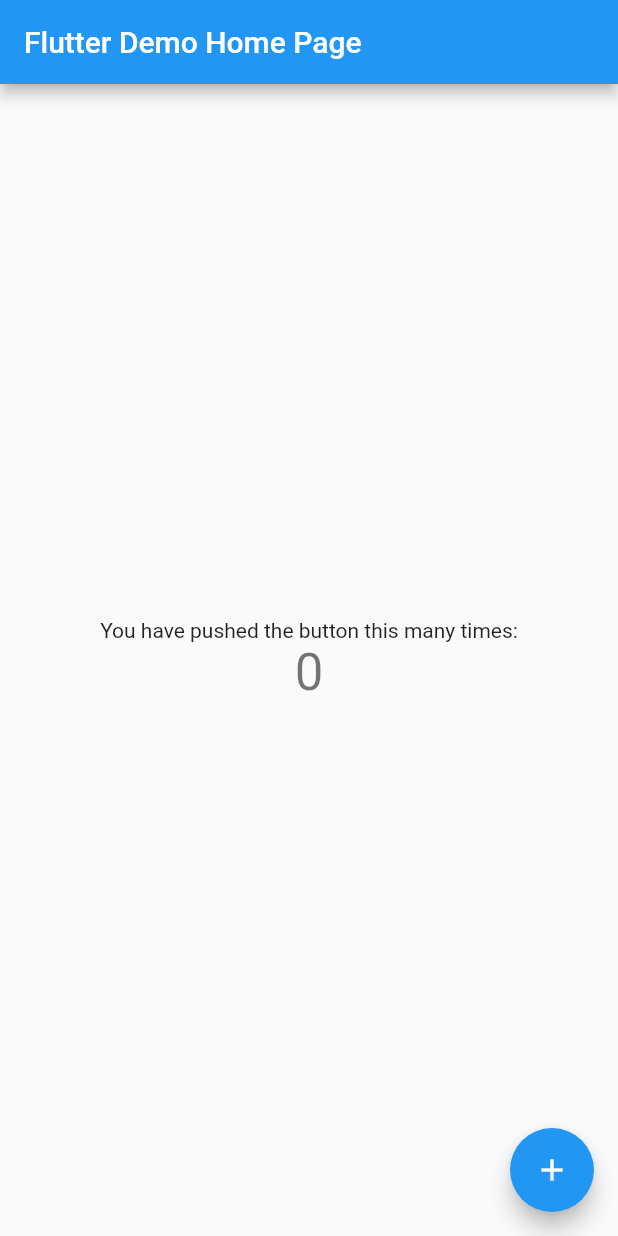
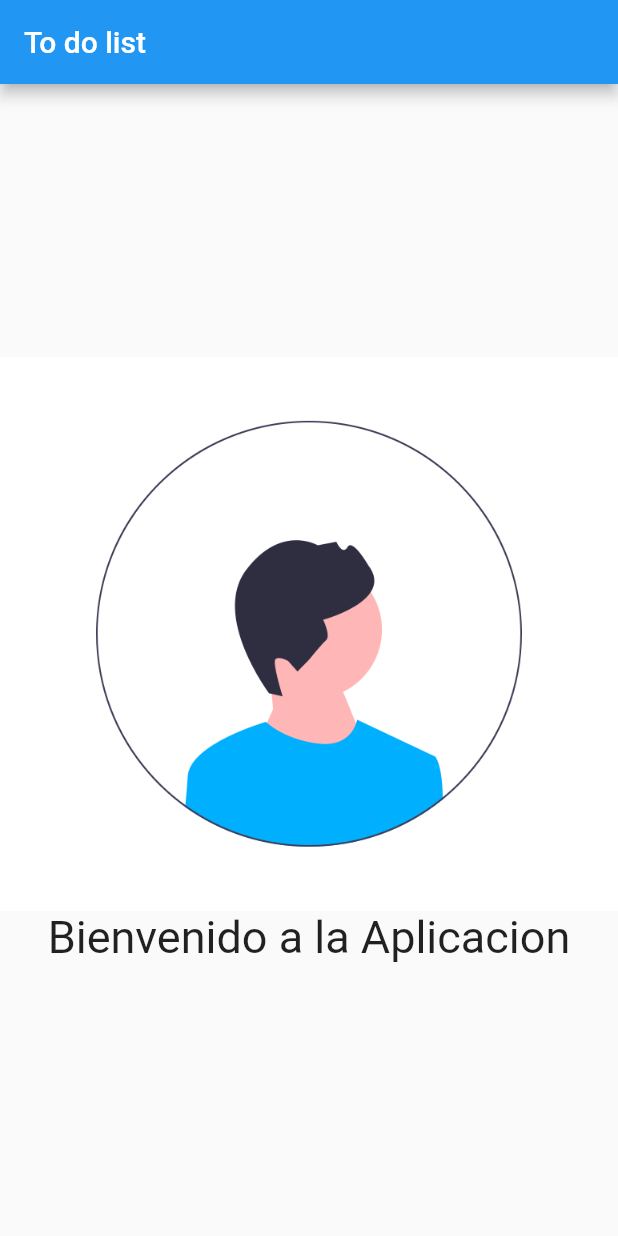
Before and after one commit to AleFlores15/Flutter-To-Do-List, a Flutter app: the screen it shows after launch, on a phone screen of 412 x 824 dp. Run offline on Flutter 3.47's test engine with Material 2 defaults, Android fonts, the phone set to English and light mode, and no system bars.

Commit message:
Login created

```diff
--- a/lib/main.dart
+++ b/lib/main.dart
@@ -1,115 +1,107 @@
 import 'package:flutter/material.dart';
+import './screens/login.dart';
 
 void main() {
-  runApp(const MyApp());
+  runApp(MyApp());
 }
 
 class MyApp extends StatelessWidget {
-  const MyApp({super.key});
 
   // This widget is the root of your application.
   @override
   Widget build(BuildContext context) {
     return MaterialApp(
-      title: 'Flutter Demo',
       theme: ThemeData(
-        // This is the theme of your application.
-        //
-        // Try running your application with "flutter run". You'll see the
-        // application has a blue toolbar. Then, without quitting the app, try
-        // changing the primarySwatch below to Colors.green and then invoke
-        // "hot reload" (press "r" in the console where you ran "flutter run",
-        // or simply save your changes to "hot reload" in a Flutter IDE).
-        // Notice that the counter didn't reset back to zero; the application
-        // is not restarted.
-        primarySwatch: Colors.blue,
+        primaryColor: Color(0Xff00B0FF),
       ),
-      home: const MyHomePage(title: 'Flutter Demo Home Page'),
+      home: LoginScreen(),
+
     );
   }
 }
 
-class MyHomePage extends StatefulWidget {
-  const MyHomePage({super.key, required this.title});
 
-  // This widget is the home page of your application. It is stateful, meaning
-  // that it has a State object (defined below) that contains fields that affect
-  // how it looks.
+// class MyHomePage extends StatefulWidget {
+//   const MyHomePage({super.key, required this.title});
 
-  // This class is the configuration for the state. It holds the values (in this
-  // case the title) provided by the parent (in this case the App widget) and
-  // used by the build method of the State. Fields in a Widget subclass are
-  // always marked "final".
+//   // This widget is the home page of your application. It is stateful, meaning
+//   // that it has a State object (defined below) that contains fields that affect
+//   // how it looks.
 
-  final String title;
+//   // This class is the configuration for the state. It holds the values (in this
+//   // case the title) provided by the parent (in this case the App widget) and
+//   // used by the build method of the State. Fields in a Widget subclass are
+//   // always marked "final".
 
-  @override
-  State<MyHomePage> createState() => _MyHomePageState();
-}
+//   final String title;
 
-class _MyHomePageState extends State<MyHomePage> {
-  int _counter = 0;
+//   @override
+//   State<MyHomePage> createState() => _MyHomePageState();
+// }
 
-  void _incrementCounter() {
-    setState(() {
-      // This call to setState tells the Flutter framework that something has
-      // changed in this State, which causes it to rerun the build method below
-      // so that the display can reflect the updated values. If we changed
-      // _counter without calling setState(), then the build method would not be
-      // called again, and so nothing would appear to happen.
-      _counter++;
-    });
-  }
+// class _MyHomePageState extends State<MyHomePage> {
+//   int _counter = 0;
 
-  @override
-  Widget build(BuildContext context) {
-    // This method is rerun every time setState is called, for instance as done
-    // by the _incrementCounter method above.
-    //
-    // The Flutter framework has been optimized to make rerunning build methods
-    // fast, so that you can just rebuild anything that needs updating rather
-    // than having to individually change instances of widgets.
-    return Scaffold(
-      appBar: AppBar(
-        // Here we take the value from the MyHomePage object that was created by
-        // the App.build method, and use it to set our appbar title.
-        title: Text(widget.title),
-      ),
-      body: Center(
-        // Center is a layout widget. It takes a single child and positions it
-        // in the middle of the parent.
-        child: Column(
-          // Column is also a layout widget. It takes a list of children and
-          // arranges them vertically. By default, it sizes itself to fit its
-          // children horizontally, and tries to be as tall as its parent.
-          //
-          // Invoke "debug painting" (press "p" in the console, choose the
-          // "Toggle Debug Paint" action from the Flutter Inspector in Android
-          // Studio, or the "Toggle Debug Paint" command in Visual Studio Code)
-          // to see the wireframe for each widget.
-          //
-          // Column has various properties to control how it sizes itself and
-          // how it positions its children. Here we use mainAxisAlignment to
-          // center the children vertically; the main axis here is the vertical
-          // axis because Columns are vertical (the cross axis would be
-          // horizontal).
-          mainAxisAlignment: MainAxisAlignment.center,
-          children: <Widget>[
-            const Text(
-              'You have pushed the button this many times:',
-            ),
-            Text(
-              '$_counter',
-              style: Theme.of(context).textTheme.headline4,
-            ),
-          ],
-        ),
-      ),
-      floatingActionButton: FloatingActionButton(
-        onPressed: _incrementCounter,
-        tooltip: 'Increment',
-        child: const Icon(Icons.add),
-      ), // This trailing comma makes auto-formatting nicer for build methods.
-    );
-  }
-}
+//   void _incrementCounter() {
+//     setState(() {
+//       // This call to setState tells the Flutter framework that something has
+//       // changed in this State, which causes it to rerun the build method below
+//       // so that the display can reflect the updated values. If we changed
+//       // _counter without calling setState(), then the build method would not be
+//       // called again, and so nothing would appear to happen.
+//       _counter++;
+//     });
+//   }
+
+//   @override
+//   Widget build(BuildContext context) {
+//     // This method is rerun every time setState is called, for instance as done
+//     // by the _incrementCounter method above.
+//     //
+//     // The Flutter framework has been optimized to make rerunning build methods
+//     // fast, so that you can just rebuild anything that needs updating rather
+//     // than having to individually change instances of widgets.
+//     return Scaffold(
+//       appBar: AppBar(
+//         // Here we take the value from the MyHomePage object that was created by
+//         // the App.build method, and use it to set our appbar title.
+//         title: Text(widget.title),
+//       ),
+//       body: Center(
+
+//         child: Column(
+//           // Column is also a layout widget. It takes a list of children and
+//           // arranges them vertically. By default, it sizes itself to fit its
+//           // children horizontally, and tries to be as tall as its parent.
+//           //
+//           // Invoke "debug painting" (press "p" in the console, choose the
+//           // "Toggle Debug Paint" action from the Flutter Inspector in Android
+//           // Studio, or the "Toggle Debug Paint" command in Visual Studio Code)
+//           // to see the wireframe for each widget.
+//           //
+//           // Column has various properties to control how it sizes itself and
+//           // how it positions its children. Here we use mainAxisAlignment to
+//           // center the children vertically; the main axis here is the vertical
+//           // axis because Columns are vertical (the cross axis would be
+//           // horizontal).
+//           mainAxisAlignment: MainAxisAlignment.center,
+//           children: <Widget>[
+//             const Text(
+//               'You have pushed the button this many times:',
+//             ),
+//             Text(
+//               '$_counter',
+//               style: Theme.of(context).textTheme.headline4,
+//             ),
+//             const Text("sexo"),
+//           ],
+//         ),
+//       ),
+//       floatingActionButton: FloatingActionButton(
+//         onPressed: _incrementCounter,
+//         tooltip: 'Increment',
+//         child: const Icon(Icons.add),
+//       ), // This trailing comma makes auto-formatting nicer for build methods.
+//     );
+//   }
+// }
--- /dev/null
+++ b/lib/screens/home.dart
@@ -0,0 +1,12 @@
+import 'package:flutter/material.dart';
+class HomeScreen extends StatelessWidget {
+
+
+  // This widget is the root of your application.
+  @override
+  Widget build(BuildContext context) {
+    return Container(
+
+    );
+  }
+}
--- /dev/null
+++ b/lib/screens/login.dart
@@ -0,0 +1,31 @@
+import 'package:flutter/material.dart';
+class LoginScreen extends StatelessWidget {
+  //global key es importante
+  GlobalKey _form= GlobalKey();
+  @override
+  Widget build(BuildContext context) {
+
+    return Scaffold(
+      appBar: AppBar(
+        title: Text("To do list"),
+      ),
+      body: Container(
+
+        child: SafeArea(
+          child: Form(
+            key: _form,
+            child: Column(
+              mainAxisAlignment: MainAxisAlignment.center,
+              crossAxisAlignment: CrossAxisAlignment.stretch,
+              children: [
+                Image.asset("images/Inicio.png"),
+                Text("Bienvenido a la Aplicacion", style: TextStyle(fontSize: 30),textAlign: TextAlign.center,)
+              ],
+            ),
+          ),
+        ),
+      ),
+
+    );
+  }
+}
--- a/pubspec.yaml
+++ b/pubspec.yaml
@@ -60,8 +60,9 @@ flutter:
   uses-material-design: true
 
   # To add assets to your application, add an assets section, like this:
-  # assets:
-  #   - images/a_dot_burr.jpeg
+
+  assets:
+     - images/Inicio.png
   #   - images/a_dot_ham.jpeg
 
   # An image asset can refer to one or more resolution-specific "variants", see
```
Also changed, not shown: images/Inicio.png (added), 1 other file.
